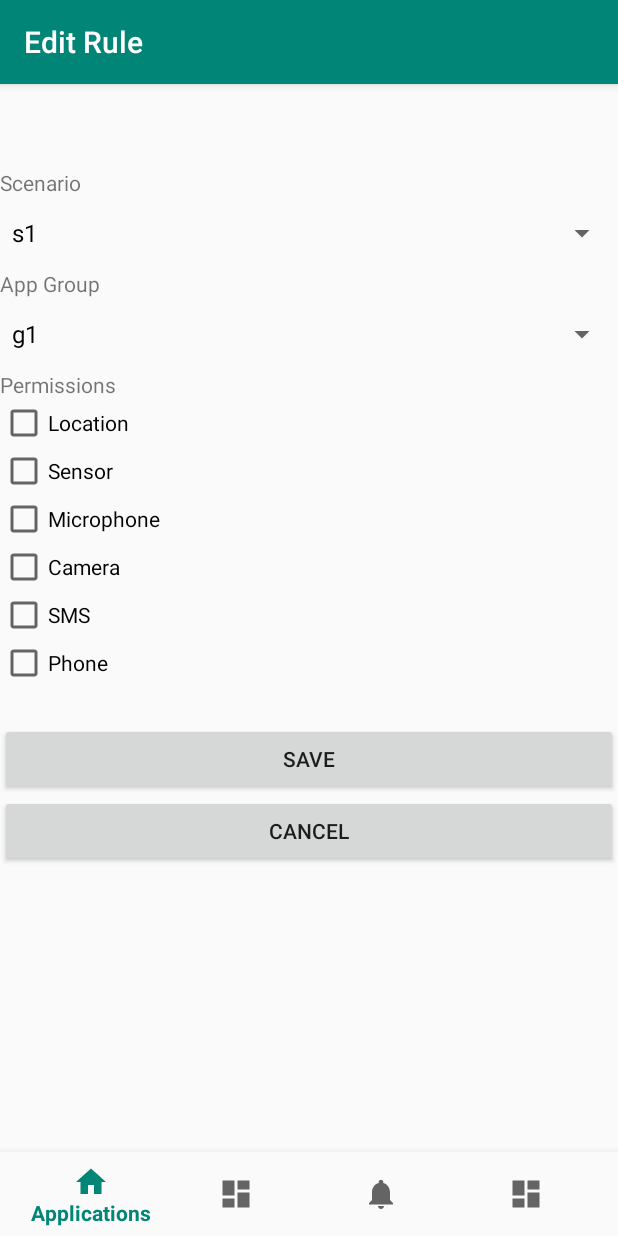
After one commit to xhe23/PermiSense, an Android app: the EditRuleFragment screen opened through its navigation route, on a phone screen of 412 x 824 dp. The commit adds this screen. Run offline under Robolectric (Android 15) with nearby library versions, the phone set to English and light mode, and no system bars; our stand-ins replace navigation-ui.

Commit message:
Finished Rule model and UI. Added Room library for DB operations, Added models and fragments.

```diff
--- a/app/build.gradle
+++ b/app/build.gradle
@@ -37,4 +37,9 @@ dependencies {
     testImplementation 'junit:junit:4.12'
     androidTestImplementation 'androidx.test:runner:1.1.1'
     androidTestImplementation 'androidx.test.espresso:espresso-core:3.1.1'
+    //room ORM: https://developer.android.com/jetpack/androidx/releases/room
+    def room_version = "2.2.2"
+    implementation "androidx.room:room-runtime:$room_version"
+    annotationProcessor "androidx.room:room-compiler:$room_version"
+
 }
--- a/app/src/main/java/com/installedapps/com/installedapps/MainActivity.java
+++ b/app/src/main/java/com/installedapps/com/installedapps/MainActivity.java
@@ -40,7 +40,7 @@ public class MainActivity extends AppCompatActivity {
         // Passing each menu ID as a set of Ids because each
         // menu should be considered as top level destinations.
         AppBarConfiguration appBarConfiguration = new AppBarConfiguration.Builder(
-                R.id.navigation_home, R.id.navigation_dashboard, R.id.navigation_notifications)
+                R.id.navigation_home, R.id.navigation_dashboard, R.id.navigation_notifications,R.id.navigation_edit_rule)
                 .build();
         NavController navController = Navigation.findNavController(this, R.id.nav_host_fragment);
         NavigationUI.setupActionBarWithNavController(this, navController, appBarConfiguration);
--- /dev/null
+++ b/app/src/main/java/com/installedapps/com/installedapps/dao/RuleDao.java
@@ -0,0 +1,23 @@
+package com.installedapps.com.installedapps.dao;
+
+import androidx.room.Dao;
+import androidx.room.Insert;
+import androidx.room.OnConflictStrategy;
+import androidx.room.Query;
+import androidx.room.Update;
+
+import com.installedapps.com.installedapps.model.Rule;
+
+import java.util.List;
+
+@Dao
+public interface RuleDao {
+    @Query("SELECT * FROM rule")
+    List<Rule> getAll();
+
+    @Insert(onConflict = OnConflictStrategy.ABORT)
+    long insert(Rule rule);
+
+    @Update()
+    void update(Rule rule);
+}
--- /dev/null
+++ b/app/src/main/java/com/installedapps/com/installedapps/model/PermisensePermissions.java
@@ -0,0 +1,18 @@
+package com.installedapps.com.installedapps.model;
+
+public class PermisensePermissions {
+    public static final char LOCATION='A';
+    public static final char SENSOR='B';
+    public static final char MICROPHONE='C';
+    public static final char CAMERA='D';
+    public static final char SMS='E';
+    public static final char PHONE='F';
+
+    public static final String[] names={"Location","Sensor","Microphone","Camera","SMS","Phone"};
+
+    static public char index2perm(int index){
+        if (index>=names.length)
+            throw new RuntimeException("Permission index out of range!");
+        return (char)('A'+index);
+    }
+}
--- /dev/null
+++ b/app/src/main/java/com/installedapps/com/installedapps/rules/EditRuleFragment.java
@@ -0,0 +1,131 @@
+package com.installedapps.com.installedapps.rules;
+
+import android.os.AsyncTask;
+import android.os.Bundle;
+import android.util.SparseArray;
+import android.view.LayoutInflater;
+import android.view.View;
+import android.view.ViewGroup;
+import android.widget.ArrayAdapter;
+import android.widget.Button;
+import android.widget.CheckBox;
+import android.widget.LinearLayout;
+import android.widget.Spinner;
+import android.widget.Toast;
+
+import androidx.annotation.NonNull;
+import androidx.annotation.Nullable;
+import androidx.fragment.app.Fragment;
+import androidx.navigation.Navigation;
+
+import com.installedapps.com.installedapps.AppDatabase;
+import com.installedapps.com.installedapps.R;
+import com.installedapps.com.installedapps.dao.RuleDao;
+import com.installedapps.com.installedapps.model.PermisensePermissions;
+import com.installedapps.com.installedapps.model.Rule;
+
+import java.util.ArrayList;
+import java.util.HashMap;
+import java.util.List;
+import java.util.Map;
+
+public class EditRuleFragment extends Fragment {
+    //TODO: change to get from other's work
+    String[] scenarios={"s1","s2","s3","s4"};
+    String[] appgroups={"g1","g2","g3","g4"};
+
+    private Spinner mScenario;
+    private Spinner mAppGroup;
+    private LinearLayout mPermissionsLayout;
+    private List<CheckBox> mPermissionCheckboxes;
+    private Button mSave;
+    private Button mCancel;
+
+    @Nullable
+    @Override
+    public View onCreateView(@NonNull LayoutInflater inflater, @Nullable ViewGroup container, @Nullable Bundle savedInstanceState) {
+        View root = inflater.inflate(R.layout.fragment_edit_rule, container, false);
+        mScenario=(Spinner)root.findViewById(R.id.scenario);
+        mAppGroup=(Spinner)root.findViewById(R.id.appgroup);
+        mPermissionsLayout =(LinearLayout) root.findViewById(R.id.permissions_layout);
+        init();
+        mSave=(Button)root.findViewById(R.id.save);
+        mCancel=(Button)root.findViewById(R.id.cancel);
+        mSave.setOnClickListener(new saveOnClickListener());
+        mCancel.setOnClickListener(Navigation.createNavigateOnClickListener(R.id.action_navigation_edit_rule_to_navigation_rules));
+        return root;
+    }
+
+    private class saveOnClickListener implements View.OnClickListener {
+        @Override
+        public void onClick(View view) {
+            if (mScenario.getSelectedItem()==null || mAppGroup.getSelectedItem()==null){
+                Toast.makeText(getActivity(),"Please select a scenario and an App group!",
+                        Toast.LENGTH_LONG).show();
+                return;
+            }
+            String scenario=mScenario.getSelectedItem().toString();
+            String appGroup=mAppGroup.getSelectedItem().toString();
+            StringBuilder perms=new StringBuilder(mPermissionCheckboxes.size());
+            for (int i=0;i<mPermissionCheckboxes.size();++i){
+                if (mPermissionCheckboxes.get(i).isChecked()){
+                    perms.append(PermisensePermissions.index2perm(i));
+                }
+            }
+            final Rule toAdd=new Rule();
+            toAdd.scenarioName=scenario;
+            toAdd.groupName=appGroup;
+            toAdd.permissions=perms.toString();
+
+            AsyncTask addRuleTask=new AsyncTask<Object,Void,Integer>(){
+                @Override
+                protected Integer doInBackground(Object... params) {
+                    RuleDao dao=AppDatabase.getInstance(getContext()).ruleDao();
+                    toAdd.ruleId=dao.insert(toAdd);
+                    getActivity().runOnUiThread(new Runnable() {
+                        @Override
+                        public void run() {
+                            Toast.makeText(getActivity(),"Rule added successfully!",
+                                    Toast.LENGTH_LONG).show();
+                        }
+                    });
+                    return null;
+                }
+            };
+            addRuleTask.execute();
+
+            Navigation.findNavController(view).navigate(R.id.action_navigation_edit_rule_to_navigation_rules);
+        }
+    }
+
+//    private class permissionCheckboxClickListener implements View.OnClickListener {
+//        @Override
+//        public void onClick(View view) {
+//            CheckBox cb=(CheckBox)view;
+//            boolean checked=((CheckBox) view).isChecked();
+//            if (checked)
+//        }
+//    }
+
+    private void init(){
+        ArrayAdapter<String> scenariosAdapter=new ArrayAdapter<String>(getContext(),
+                R.layout.support_simple_spinner_dropdown_item,scenarios);
+        mScenario.setAdapter(scenariosAdapter);
+
+        ArrayAdapter<String> appgroupsAdapter=new ArrayAdapter<String>(getContext(),
+                R.layout.support_simple_spinner_dropdown_item,appgroups);
+        mAppGroup.setAdapter(appgroupsAdapter);
+
+        mPermissionCheckboxes=new ArrayList<>(10);
+        for (String perm: PermisensePermissions.names){
+            CheckBox cb=new CheckBox(getContext());
+//            int id=View.generateViewId();
+//            cb.setId(id);
+            cb.setText(perm);
+            mPermissionCheckboxes.add(cb);
+            mPermissionsLayout.addView(cb);
+        }
+
+
+    }
+}
--- /dev/null
+++ b/app/src/main/res/layout/fragment_edit_rule.xml
@@ -0,0 +1,55 @@
+<?xml version="1.0" encoding="utf-8"?>
+<LinearLayout xmlns:android="http://schemas.android.com/apk/res/android"
+    android:orientation="vertical" android:layout_width="match_parent"
+    android:layout_height="match_parent">
+
+    <TextView
+        android:id="@+id/label1"
+        android:layout_width="match_parent"
+        android:layout_height="wrap_content"
+        android:text="Scenario" />
+
+    <Spinner
+        android:id="@+id/scenario"
+        android:layout_width="match_parent"
+        android:layout_height="wrap_content" />
+
+    <TextView
+        android:id="@+id/label2"
+        android:layout_width="match_parent"
+        android:layout_height="wrap_content"
+        android:text="App Group" />
+
+    <Spinner
+        android:id="@+id/appgroup"
+        android:layout_width="match_parent"
+        android:layout_height="wrap_content" />
+
+    <TextView
+        android:id="@+id/label3"
+        android:layout_width="match_parent"
+        android:layout_height="wrap_content"
+        android:text="Permissions" />
+
+    <LinearLayout
+        android:id="@+id/permissions_layout"
+        android:layout_width="match_parent"
+        android:layout_height="216dp"
+        android:orientation="vertical">
+
+    </LinearLayout>
+
+    <Button
+        android:id="@+id/save"
+        android:layout_width="match_parent"
+        android:layout_height="wrap_content"
+        android:text="Save" />
+
+
+    <Button
+        android:id="@+id/cancel"
+        android:layout_width="match_parent"
+        android:layout_height="wrap_content"
+        android:text="Cancel" />
+
+</LinearLayout>
--- a/app/src/main/res/menu/bottom_nav_menu.xml
+++ b/app/src/main/res/menu/bottom_nav_menu.xml
@@ -16,4 +16,9 @@
         android:icon="@drawable/ic_notifications_black_24dp"
         android:title="@string/title_notifications" />
 
+    <item
+        android:id="@+id/navigation_rules"
+        android:icon="@drawable/ic_dashboard_black_24dp"
+        android:title="Rules" />
+
 </menu>
--- a/app/src/main/res/navigation/mobile_navigation.xml
+++ b/app/src/main/res/navigation/mobile_navigation.xml
@@ -22,4 +22,24 @@
         android:name="com.installedapps.com.installedapps.notifications.NotificationsFragment"
         android:label="@string/title_notifications"
         tools:layout="@layout/fragment_notifications" />
+
+    <fragment
+        android:id="@+id/navigation_edit_rule"
+        android:name="com.installedapps.com.installedapps.rules.EditRuleFragment"
+        android:label="Edit Rule"
+        tools:layout="@layout/fragment_edit_rule" >
+        <action
+            android:id="@+id/action_navigation_edit_rule_to_navigation_rules"
+            app:destination="@id/navigation_rules" />
+    </fragment>
+
+    <fragment
+        android:id="@+id/navigation_rules"
+        android:name="com.installedapps.com.installedapps.rules.RulesFragment"
+        android:label="Rules"
+        tools:layout="@layout/fragment_rules" >
+        <action
+            android:id="@+id/action_navigation_rules_to_navigation_edit_rule"
+            app:destination="@id/navigation_edit_rule" />
+    </fragment>
 </navigation>
```
Also changed, not shown: app/src/main/java/com/installedapps/com/installedapps/AppDatabase.java (added, +28 -0 lines), app/src/main/java/com/installedapps/com/installedapps/model/AppGroup.java (added, +13 -0 lines), app/src/main/java/com/installedapps/com/installedapps/model/Rule.java (added, +20 -0 lines), app/src/main/java/com/installedapps/com/installedapps/model/Scenario.java (added, +12 -0 lines), app/src/main/java/com/installedapps/com/installedapps/rules/RuleItemAdapter.java (added, +66 -0 lines), app/src/main/java/com/installedapps/com/installedapps/rules/RulesFragment.java (added, +86 -0 lines), app/src/main/res/drawable/ic_add_24px.xml (added, +9 -0 lines), app/src/main/res/layout/fragment_rules.xml (added, +29 -0 lines).
